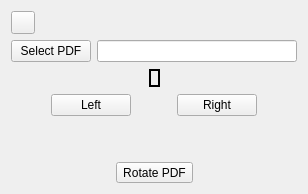
Before: the Qt Designer form src/interface/pages/4-rotate/rotate.ui in silash35/qpdftools, drawn with Qt 5.
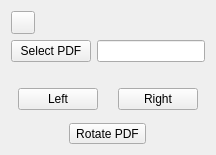
After: the same form once the commit is applied. Icons and pictures are not drawn.

Patch:
```diff
--- a/src/interface/pages/4-rotate/rotate.ui
+++ b/src/interface/pages/4-rotate/rotate.ui
@@ -4,31 +4,17 @@
  <widget class="QWidget" name="RotatePage">
   <layout class="QVBoxLayout" name="verticalLayout_12">
    <item>
-    <layout class="QHBoxLayout" name="horizontalLayout_13">
-     <item>
-      <widget class="QToolButton" name="tbtn_return4">
-       <property name="toolTip">
-        <string>Return</string>
-       </property>
-       <property name="shortcut">
-        <string>Esc</string>
-       </property>
-      </widget>
-     </item>
-     <item>
-      <spacer name="horizontalSpacer_14">
-       <property name="orientation">
-        <enum>Qt::Horizontal</enum>
-       </property>
-       <property name="sizeHint" stdset="0">
-        <size>
-         <width>40</width>
-         <height>20</height>
-        </size>
-       </property>
-      </spacer>
-     </item>
-    </layout>
+    <widget class="QToolButton" name="tbtn_return">
+     <property name="toolTip">
+      <string>Return</string>
+     </property>
+     <property name="icon">
+      <iconset theme="go-previous"/>
+     </property>
+     <property name="shortcut">
+      <string notr="true">Esc</string>
+     </property>
+    </widget>
    </item>
    <item>
     <layout class="QHBoxLayout" name="horizontalLayout_16">
@@ -51,91 +37,23 @@
        <property name="orientation">
         <enum>Qt::Horizontal</enum>
        </property>
-       <property name="sizeHint" stdset="0">
-        <size>
-         <width>40</width>
-         <height>20</height>
-        </size>
-       </property>
       </spacer>
      </item>
      <item>
-      <layout class="QVBoxLayout" name="verticalLayout_11">
-       <item>
-        <layout class="QHBoxLayout" name="horizontalLayout_17">
-         <item>
-          <spacer name="horizontalSpacer_19">
-           <property name="orientation">
-            <enum>Qt::Horizontal</enum>
-           </property>
-           <property name="sizeHint" stdset="0">
-            <size>
-             <width>40</width>
-             <height>20</height>
-            </size>
-           </property>
-          </spacer>
-         </item>
-         <item>
-          <widget class="QLabel" name="label_pdfCover">
-           <property name="sizePolicy">
-            <sizepolicy hsizetype="Fixed" vsizetype="Fixed">
-             <horstretch>0</horstretch>
-             <verstretch>0</verstretch>
-            </sizepolicy>
-           </property>
-           <property name="frameShape">
-            <enum>QFrame::WinPanel</enum>
-           </property>
-           <property name="frameShadow">
-            <enum>QFrame::Plain</enum>
-           </property>
-           <property name="text">
-            <string/>
-           </property>
-           <property name="alignment">
-            <set>Qt::AlignCenter</set>
-           </property>
-          </widget>
-         </item>
-         <item>
-          <spacer name="horizontalSpacer_20">
-           <property name="orientation">
-            <enum>Qt::Horizontal</enum>
-           </property>
-           <property name="sizeHint" stdset="0">
-            <size>
-             <width>40</width>
-             <height>20</height>
-            </size>
-           </property>
-          </spacer>
-         </item>
-        </layout>
+      <layout class="QVBoxLayout" name="verticalLayout_1">
+       <item alignment="Qt::AlignHCenter">
+        <widget class="QLabel" name="label_pdfCover"/>
        </item>
        <item>
-        <layout class="QHBoxLayout" name="horizontalLayout_9">
-         <item>
+        <layout class="QHBoxLayout" name="horizontalLayout_2">
+         <item alignment="Qt::AlignLeft">
           <widget class="QPushButton" name="btn_left">
            <property name="text">
             <string>Left</string>
            </property>
           </widget>
          </item>
-         <item>
-          <spacer name="horizontalSpacer_18">
-           <property name="orientation">
-            <enum>Qt::Horizontal</enum>
-           </property>
-           <property name="sizeHint" stdset="0">
-            <size>
-             <width>40</width>
-             <height>20</height>
-            </size>
-           </property>
-          </spacer>
-         </item>
-         <item>
+         <item alignment="Qt::AlignRight">
           <widget class="QPushButton" name="btn_right">
            <property name="text">
             <string>Right</string>
@@ -151,12 +69,6 @@
        <property name="orientation">
         <enum>Qt::Horizontal</enum>
        </property>
-       <property name="sizeHint" stdset="0">
-        <size>
-         <width>40</width>
-         <height>20</height>
-        </size>
-       </property>
       </spacer>
      </item>
     </layout>
@@ -166,50 +78,23 @@
      <property name="orientation">
       <enum>Qt::Vertical</enum>
      </property>
-     <property name="sizeHint" stdset="0">
-      <size>
-       <width>20</width>
-       <height>40</height>
-      </size>
-     </property>
     </spacer>
    </item>
-   <item>
-    <layout class="QHBoxLayout" name="horizontalLayout_14">
-     <item>
-      <spacer name="horizontalSpacer_15">
-       <property name="orientation">
-        <enum>Qt::Horizontal</enum>
-       </property>
-       <property name="sizeHint" stdset="0">
-        <size>
-         <width>40</width>
-         <height>20</height>
-        </size>
-       </property>
-      </spacer>
-     </item>
-     <item>
-      <widget class="QToolButton" name="tbtn_pdfRotate">
-       <property name="text">
-        <string>Rotate PDF</string>
-       </property>
-      </widget>
-     </item>
-     <item>
-      <spacer name="horizontalSpacer_16">
-       <property name="orientation">
-        <enum>Qt::Horizontal</enum>
-       </property>
-       <property name="sizeHint" stdset="0">
-        <size>
-         <width>40</width>
-         <height>20</height>
-        </size>
-       </property>
-      </spacer>
-     </item>
-    </layout>
+   <item alignment="Qt::AlignHCenter">
+    <widget class="QToolButton" name="tbtn_pdfRotate">
+     <property name="text">
+      <string>Rotate PDF</string>
+     </property>
+     <property name="class" stdset="0">
+      <string>icon32</string>
+     </property>
+     <property name="toolButtonStyle">
+      <enum>Qt::ToolButtonTextUnderIcon</enum>
+     </property>
+     <property name="icon">
+      <iconset theme="object-rotate-right"/>
+     </property>
+    </widget>
    </item>
   </layout>
  </widget>
```
Left out of the diff: 32 changed lines with no effect on the pictures.
